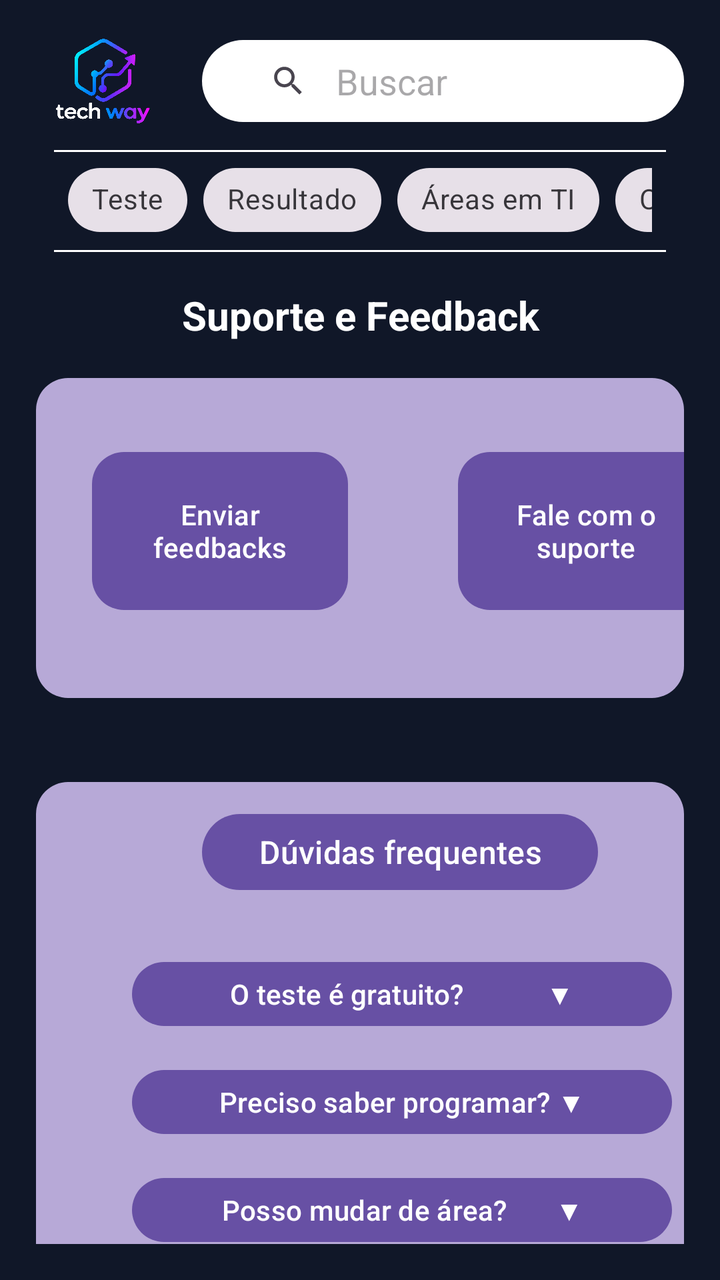
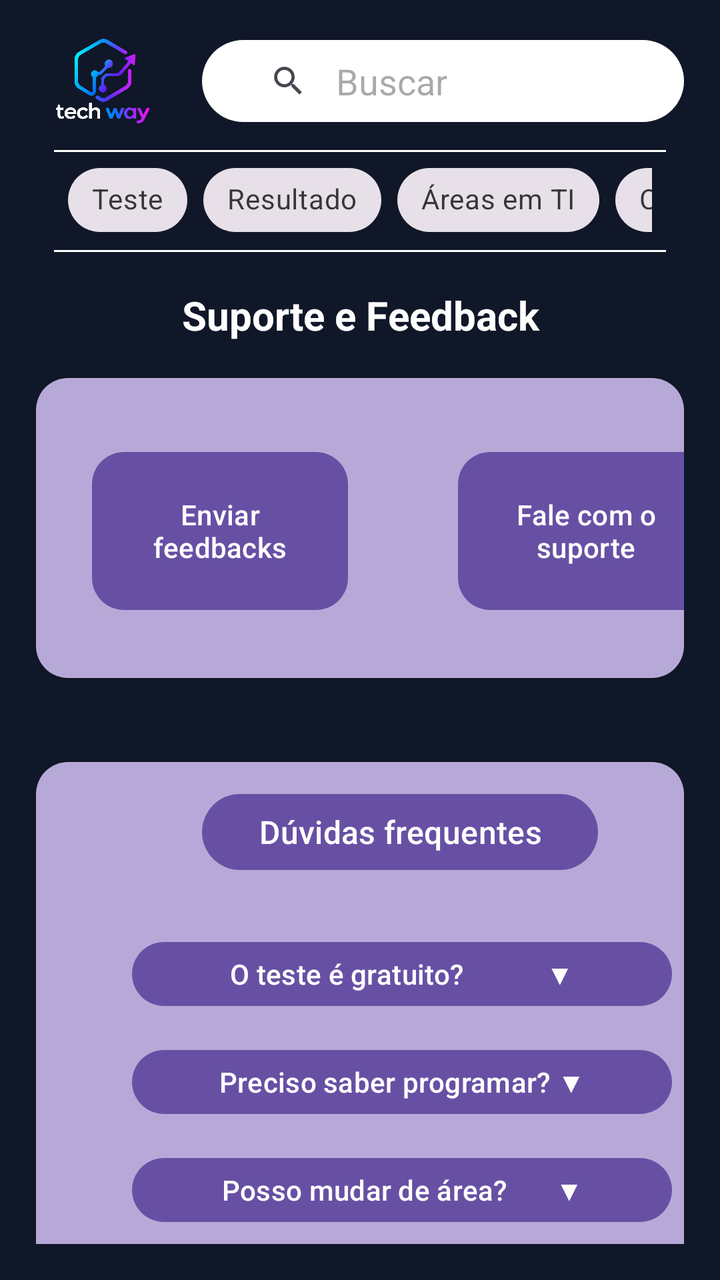

An Android layout rendered at two revisions. The XML below is the earlier revision; the diff shows what the commit changed to produce the second picture.
<!-- AndroidManifest.xml: application theme Theme.TechWayTCC -->
<!-- res/layout/suporte_main.xml -->
<?xml version="1.0" encoding="utf-8"?>
<LinearLayout xmlns:android="http://schemas.android.com/apk/res/android"
    xmlns:app="http://schemas.android.com/apk/res-auto"
    xmlns:tools="http://schemas.android.com/tools"
    android:id="@+id/main"
    android:layout_width="match_parent"
    android:layout_height="match_parent"
    android:background="#101728"
    android:padding="18dp"
    android:orientation="vertical"
    tools:context=".carol.MainActivity">


    
    <LinearLayout
        android:layout_width="match_parent"
        android:layout_height="wrap_content"
        android:gravity="center_vertical"
        android:orientation="horizontal">

        
        <LinearLayout
            android:layout_width="49dp"
            android:layout_height="45dp"
            android:padding="11dp"
            android:orientation="horizontal"
            android:layout_marginStart="9dp"
            android:background="@drawable/logo">
        </LinearLayout>

        
        <LinearLayout
            android:id="@+id/conteiner_Barra"
            android:layout_width="match_parent"
            android:layout_height="41dp"
            android:layout_marginLeft="25dp"
            android:orientation="horizontal">

            <androidx.appcompat.widget.SearchView

                android:id="@+id/barra_pesquisa"
                android:layout_width="match_parent"
                android:layout_height="wrap_content"
                android:background="@drawable/barra_arredondada"
                android:gravity="center"
                android:padding="11dp"
                app:iconifiedByDefault="false"
                app:queryBackground="@null"
                app:queryHint="Buscar" />
        </LinearLayout>

    </LinearLayout>

    
    <View
        android:layout_width="match_parent"
        android:layout_height="1dp"
        android:layout_marginTop="12dp"
        android:layout_marginStart="9dp"
        android:layout_marginEnd="9dp"
        android:background="#FFFFFF" />

    <LinearLayout
        android:layout_width="match_parent"
        android:layout_height="wrap_content"
        android:gravity="center_vertical"
        android:orientation="horizontal">


        <HorizontalScrollView
            android:layout_width="match_parent"
            android:layout_height="wrap_content"
            android:scrollbars="none"
            android:paddingStart="16dp"
            android:paddingEnd="16dp">

            <com.google.android.material.chip.ChipGroup
                android:layout_width="wrap_content"
                android:layout_height="wrap_content"
                android:orientation="horizontal">

                
                <com.google.android.material.chip.Chip
                    style="@style/Widget.MaterialComponents.Chip.Choice"
                    android:layout_width="wrap_content"
                    android:layout_height="wrap_content"
                    android:text="Teste"/>

                
                <com.google.android.material.chip.Chip
                    style="@style/Widget.MaterialComponents.Chip.Choice"
                    android:layout_width="wrap_content"
                    android:layout_height="wrap_content"
                    android:text="Resultado" />

                
                <com.google.android.material.chip.Chip
                    style="@style/Widget.MaterialComponents.Chip.Choice"
                    android:layout_width="wrap_content"
                    android:layout_height="wrap_content"
                    android:text="Áreas em TI" />

                
                <com.google.android.material.chip.Chip
                    style="@style/Widget.MaterialComponents.Chip.Choice"
                    android:layout_width="wrap_content"
                    android:layout_height="wrap_content"
                    android:text="Cursos" />

            </com.google.android.material.chip.ChipGroup>
        </HorizontalScrollView>

    </LinearLayout>

    <View
        android:layout_width="match_parent"
        android:layout_height="1dp"
        android:layout_marginTop="1dp"
        android:layout_marginStart="9dp"
        android:layout_marginEnd="9dp"
        android:background="#FFFFFF" />

    <TextView
        android:layout_width="match_parent"
        android:layout_height="wrap_content"
        android:text="Suporte e Feedback"
        android:textColor="@color/white"
        android:textAlignment="center"
        android:layout_margin="10dp"
        android:textStyle="bold"
        android:textSize="20sp"
        android:padding="8dp"/>

    <LinearLayout
        android:layout_width="match_parent"
        android:layout_height="160dp"
        android:paddingTop="37dp"
        android:paddingStart="28dp"
        android:background="@drawable/barra_arredondada2">

        <Button
            android:layout_width="128dp"
            android:layout_height="79dp"
            android:text="Enviar feedbacks"
            android:background="@drawable/bara_aredada3"/>

        <Button
            android:layout_width="128dp"
            android:layout_height="79dp"
            android:layout_marginStart="55dp"
            android:text="Fale com o suporte"
            android:background="@drawable/bara_aredada3"/>
    </LinearLayout>

    <LinearLayout
        android:layout_width="match_parent"
        android:layout_height="289dp"
        android:layout_marginTop="42dp"
        android:paddingStart="28dp"
        android:orientation="vertical"
        android:background="@drawable/barra_arredondada2">

        <Button
            android:id="@+id/duvidas"
            android:layout_width="198dp"
            android:layout_height="46dp"
            android:text="Dúvidas frequentes"
            android:textAlignment="center"
            android:textSize="16dp"
            android:layout_marginTop="12dp"
            android:layout_marginStart="55dp"
            android:layout_marginEnd="55dp"/>

        <Button
            android:layout_width="270dp"
            android:layout_height="40dp"
            android:layout_marginTop="28dp"
            android:layout_marginStart="20dp"
            android:text="O teste é gratuito?            ▼"
            android:textSize="14dp"
            />

        <Button
            android:layout_width="270dp"
            android:layout_height="40dp"
            android:layout_marginTop="14dp"
            android:layout_marginStart="20dp"
            android:text="Preciso saber programar? ▼"
            android:textAlignment="center"
            android:textSize="14dp"
            />

        <Button
            android:layout_width="270dp"
            android:layout_height="40dp"
            android:layout_marginTop="14dp"
            android:layout_marginStart="20dp"
            android:text="Posso mudar de área?       ▼"
            android:textAlignment="center"
            android:textSize="14dp"
            />

    </LinearLayout>

</LinearLayout>
<!-- resources referenced by this layout -->
<resources>
  <color name="white">#FFFFFFFF</color>
  <!-- drawable bara_aredada3 (drawable) -->
  <?xml version="1.0" encoding="utf-8"?>
  <shape xmlns:android="http://schemas.android.com/apk/res/android"
      android:shape="rectangle">
  
      <solid android:color="#A285DC"/>
      <corners android:radius="16dp"/>
  
  
  </shape>
  <!-- drawable barra_arredondada (drawable) -->
  <?xml version="1.0" encoding="utf-8"?>
  <shape xmlns:android="http://schemas.android.com/apk/res/android"
      android:shape="rectangle">
  
      <solid android:color="@color/white"/>
      <corners android:radius="22dp"/>
  
  
  </shape>
  <!-- drawable barra_arredondada2 (drawable) -->
  <?xml version="1.0" encoding="utf-8"?>
  <shape xmlns:android="http://schemas.android.com/apk/res/android"
      android:shape="rectangle">
  
      <solid android:color="#B7A9D7"/>
      <corners android:radius="16dp"/>
  
  
  </shape>
  <!-- drawable logo: png bitmap (drawable, 471142 bytes) -->
  <style name="Theme.TechWayTCC" parent="Base.Theme.TechWayTCC" />
  <style name="Base.Theme.TechWayTCC" parent="Theme.Material3.DayNight.NoActionBar">
          
          
      </style>
</resources>

<!-- the commit's change to res/layout/suporte_main.xml (unified diff, before → after) -->
@@ -6,10 +6,15 @@
     android:layout_width="match_parent"
     android:layout_height="match_parent"
     android:background="#101728"
-    android:padding="18dp"
     android:orientation="vertical"
     tools:context=".carol.MainActivity">
 
+
+    <LinearLayout
+        android:layout_width="match_parent"
+        android:layout_height="wrap_content"
+        android:orientation="vertical"
+        android:padding="18dp">
 
     
     <LinearLayout
@@ -133,7 +138,7 @@
 
     <LinearLayout
         android:layout_width="match_parent"
-        android:layout_height="160dp"
+        android:layout_height="150dp"
         android:paddingTop="37dp"
         android:paddingStart="28dp"
         android:background="@drawable/barra_arredondada2">
@@ -154,7 +159,7 @@
 
     <LinearLayout
         android:layout_width="match_parent"
-        android:layout_height="289dp"
+        android:layout_height="270dp"
         android:layout_marginTop="42dp"
         android:paddingStart="28dp"
         android:orientation="vertical"
@@ -202,4 +207,57 @@
 
     </LinearLayout>
 
+    </LinearLayout>
+
+    <include
+        layout="@layout/menu"/>
+
 </LinearLayout>
+<!-- res/layout/menu.xml (included above) -->
+<?xml version="1.0" encoding="utf-8"?>
+<LinearLayout
+    xmlns:android="http://schemas.android.com/apk/res/android"
+    android:layout_width="match_parent"
+    android:layout_height="70dp"
+    android:orientation="horizontal"
+    android:gravity="center"
+    android:background="#DCE7FC"
+    >
+
+    <ImageButton
+        android:id="@+id/navHome"
+        android:layout_width="0dp"
+        android:layout_height="match_parent"
+        android:layout_weight="1"
+        android:src="@drawable/ic_home"
+        android:background="?attr/selectableItemBackgroundBorderless"
+        android:padding="22dp"
+        android:scaleType="fitCenter"
+        android:tint="#5B2A86"
+        android:contentDescription="Início"/>
+
+    <ImageButton
+        android:id="@+id/navSupport"
+        android:layout_width="0dp"
+        android:layout_height="match_parent"
+        android:layout_weight="1"
+        android:src="@drawable/ic_support"
+        android:background="?attr/selectableItemBackgroundBorderless"
+        android:padding="22dp"
+        android:scaleType="fitCenter"
+        android:tint="#5B2A86"
+        android:contentDescription="Suporte"/>
+
+    <ImageButton
+        android:id="@+id/navProfile"
+        android:layout_width="0dp"
+        android:layout_height="match_parent"
+        android:layout_weight="1"
+        android:src="@drawable/foto_perfil"
+        android:background="?attr/selectableItemBackgroundBorderless"
+        android:padding="22dp"
+        android:scaleType="fitCenter"
+        android:tint="#5B2A86"
+        android:contentDescription="Perfil"/>
+
+</LinearLayout>
<!-- resource entries referenced after the edit -->
@@ -31,6 +31,25 @@
   
   
   </shape>
+  <!-- drawable foto_perfil: png bitmap (drawable, 258322 bytes) -->
+  <!-- drawable ic_home (drawable) -->
+  <vector xmlns:android="http://schemas.android.com/apk/res/android" android:height="24dp" android:tint="#000000" android:viewportHeight="24" android:viewportWidth="24" android:width="24dp">
+        
+      <path android:fillColor="@android:color/white" android:pathData="M10,20v-6h4v6h5v-8h3L12,3 2,12h3v8z"/>
+      
+  </vector>
+  <!-- drawable ic_support (drawable) -->
+  <vector xmlns:android="http://schemas.android.com/apk/res/android" android:height="24dp" android:tint="#000000" android:viewportHeight="24" android:viewportWidth="24" android:width="24dp">
+        
+      <path android:fillColor="@android:color/white" android:pathData="M21,12.22C21,6.73 16.74,3 12,3c-4.69,0 -9,3.65 -9,9.28C2.4,12.62 2,13.26 2,14v2c0,1.1 0.9,2 2,2h1v-6.1c0,-3.87 3.13,-7 7,-7s7,3.13 7,7V19h-8v2h8c1.1,0 2,-0.9 2,-2v-1.22c0.59,-0.31 1,-0.92 1,-1.64v-2.3C22,13.14 21.59,12.53 21,12.22z"/>
+        
+      <path android:fillColor="@android:color/white" android:pathData="M9,13m-1,0a1,1 0,1 1,2 0a1,1 0,1 1,-2 0"/>
+        
+      <path android:fillColor="@android:color/white" android:pathData="M15,13m-1,0a1,1 0,1 1,2 0a1,1 0,1 1,-2 0"/>
+        
+      <path android:fillColor="@android:color/white" android:pathData="M18,11.03C17.52,8.18 15.04,6 12.05,6c-3.03,0 -6.29,2.51 -6.03,6.45c2.47,-1.01 4.33,-3.21 4.86,-5.89C12.19,9.19 14.88,11 18,11.03z"/>
+      
+  </vector>
   <!-- drawable logo: png bitmap (drawable, 471142 bytes) -->
   <style name="Theme.TechWayTCC" parent="Base.Theme.TechWayTCC" />
   <style name="Base.Theme.TechWayTCC" parent="Theme.Material3.DayNight.NoActionBar">
